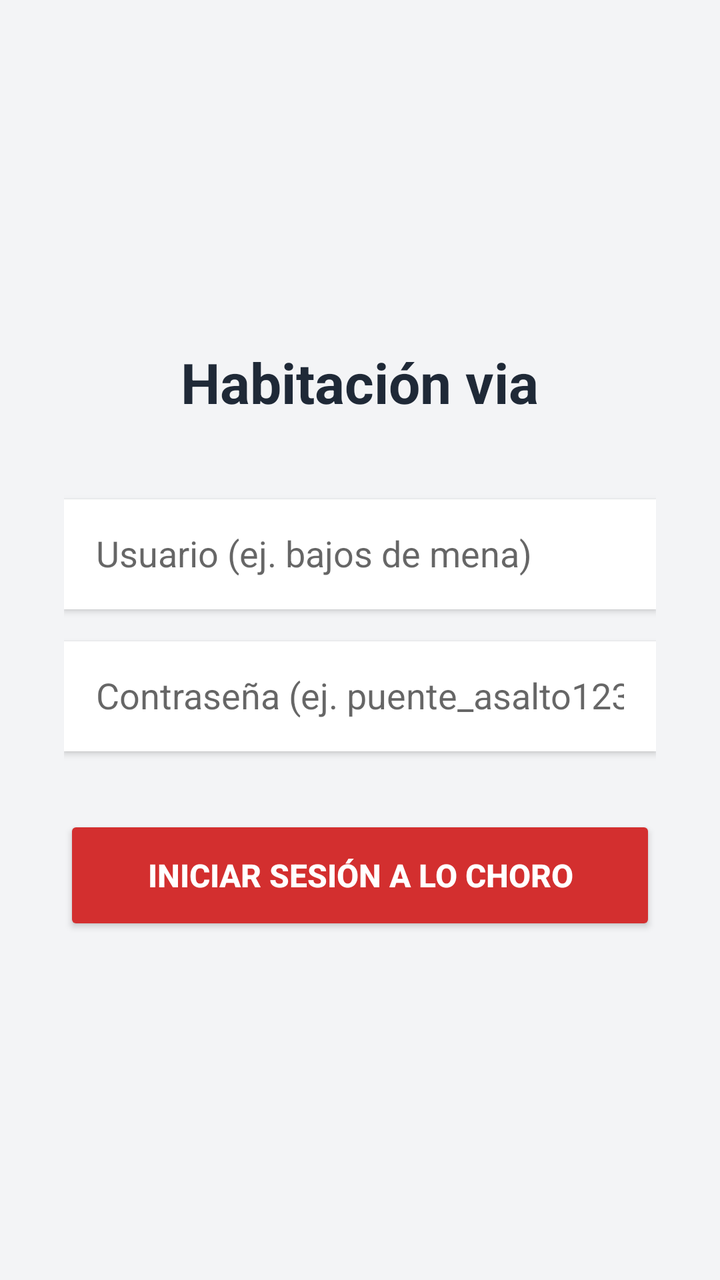
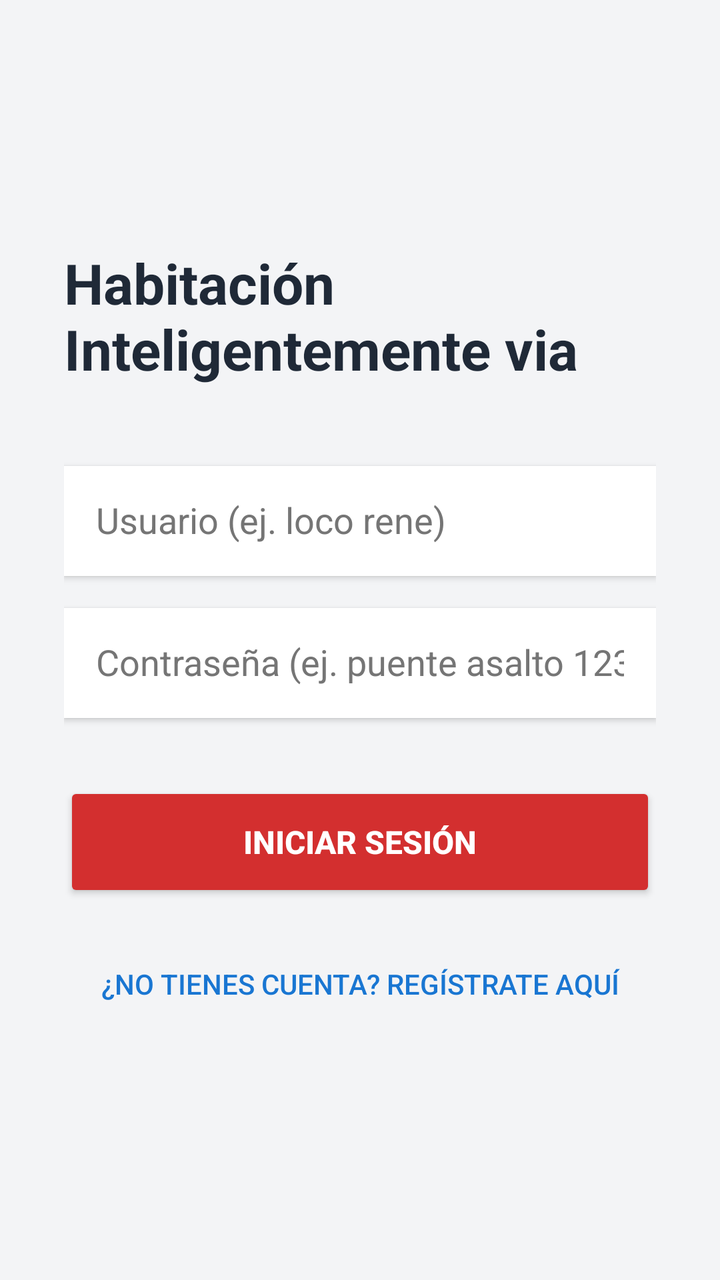

Screens rendered from an Android XML layout before and after an edit, with the pre-edit source and the edit as a unified diff.
<!-- AndroidManifest.xml: application theme Theme.AppCompat.DayNight.NoActionBar -->
<!-- res/layout/activity_main.xml -->
<?xml version="1.0" encoding="utf-8"?>
<LinearLayout xmlns:android="http://schemas.android.com/apk/res/android"
    android:layout_width="match_parent"
    android:layout_height="match_parent"
    android:orientation="vertical"
    android:gravity="center"
    android:padding="32dp"
    android:background="#F3F4F6">

    <TextView
        android:layout_width="wrap_content"
        android:layout_height="wrap_content"
        android:text="Habitación via"
        android:textSize="28sp"
        android:textStyle="bold"
        android:textColor="#1F2937"
        android:layout_marginBottom="40dp" />

    <EditText
        android:id="@+id/etUsername"
        android:layout_width="match_parent"
        android:layout_height="55dp"
        android:hint="Usuario (ej. bajos de mena)"
        android:inputType="text"
        android:background="#FFFFFF"
        android:padding="16dp"
        android:elevation="2dp"
        android:layout_marginBottom="16dp" />

    
    <EditText
        android:id="@+id/etPassword"
        android:layout_width="match_parent"
        android:layout_height="55dp"
        android:hint="Contraseña (ej. puente_asalto123)"
        android:inputType="textPassword"
        android:background="#FFFFFF"
        android:padding="16dp"
        android:elevation="2dp"
        android:layout_marginBottom="32dp" />

    <Button
        android:id="@+id/btnLogin"
        android:layout_width="match_parent"
        android:layout_height="60dp"
        android:text="INICIAR SESIÓN A LO CHORO"
        android:textSize="16sp"
        android:textStyle="bold"
        android:textColor="#FFFFFF"
        android:backgroundTint="#D32F2F" />

</LinearLayout>
<!-- resources referenced by this layout -->
<resources>

</resources>

<!-- the commit's change to res/layout/activity_main.xml (unified diff, before → after) -->
@@ -10,7 +10,7 @@
     <TextView
         android:layout_width="wrap_content"
         android:layout_height="wrap_content"
-        android:text="Habitación via"
+        android:text="Habitación Inteligentemente via"
         android:textSize="28sp"
         android:textStyle="bold"
         android:textColor="#1F2937"
@@ -20,19 +20,22 @@
         android:id="@+id/etUsername"
         android:layout_width="match_parent"
         android:layout_height="55dp"
-        android:hint="Usuario (ej. bajos de mena)"
+        android:hint="Usuario (ej. loco rene)"
+        android:textColorHint="#757575"
+        android:textColor="#000000"
         android:inputType="text"
         android:background="#FFFFFF"
         android:padding="16dp"
         android:elevation="2dp"
         android:layout_marginBottom="16dp" />
 
-    
     <EditText
         android:id="@+id/etPassword"
         android:layout_width="match_parent"
         android:layout_height="55dp"
-        android:hint="Contraseña (ej. puente_asalto123)"
+        android:hint="Contraseña (ej. puente asalto 123t )"
+        android:textColorHint="#757575"
+        android:textColor="#000000"
         android:inputType="textPassword"
         android:background="#FFFFFF"
         android:padding="16dp"
@@ -43,10 +46,20 @@
         android:id="@+id/btnLogin"
         android:layout_width="match_parent"
         android:layout_height="60dp"
-        android:text="INICIAR SESIÓN A LO CHORO"
+        android:text="INICIAR SESIÓN"
         android:textSize="16sp"
         android:textStyle="bold"
         android:textColor="#FFFFFF"
-        android:backgroundTint="#D32F2F" />
+        android:backgroundTint="#D32F2F"
+        android:layout_marginBottom="16dp" />
+
+    <Button
+        android:id="@+id/btnIrRegistro"
+        android:layout_width="match_parent"
+        android:layout_height="50dp"
+        android:text="¿No tienes cuenta? Regístrate aquí"
+        android:textSize="14sp"
+        android:textColor="#1976D2"
+        style="?attr/borderlessButtonStyle" />
 
 </LinearLayout>
